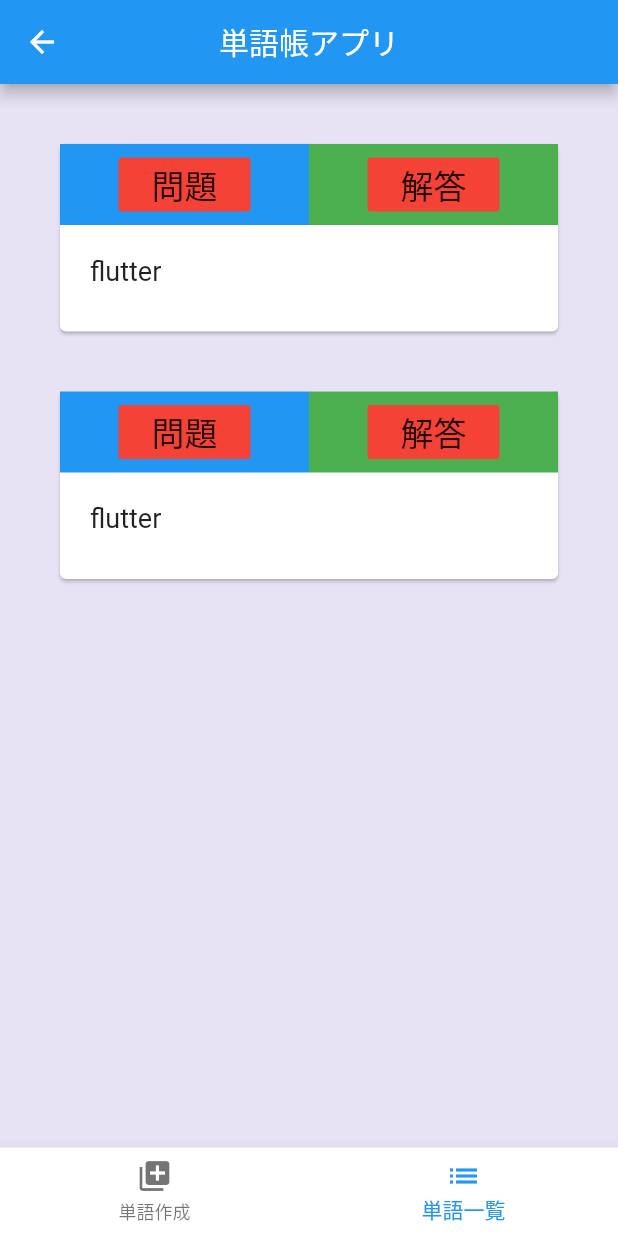
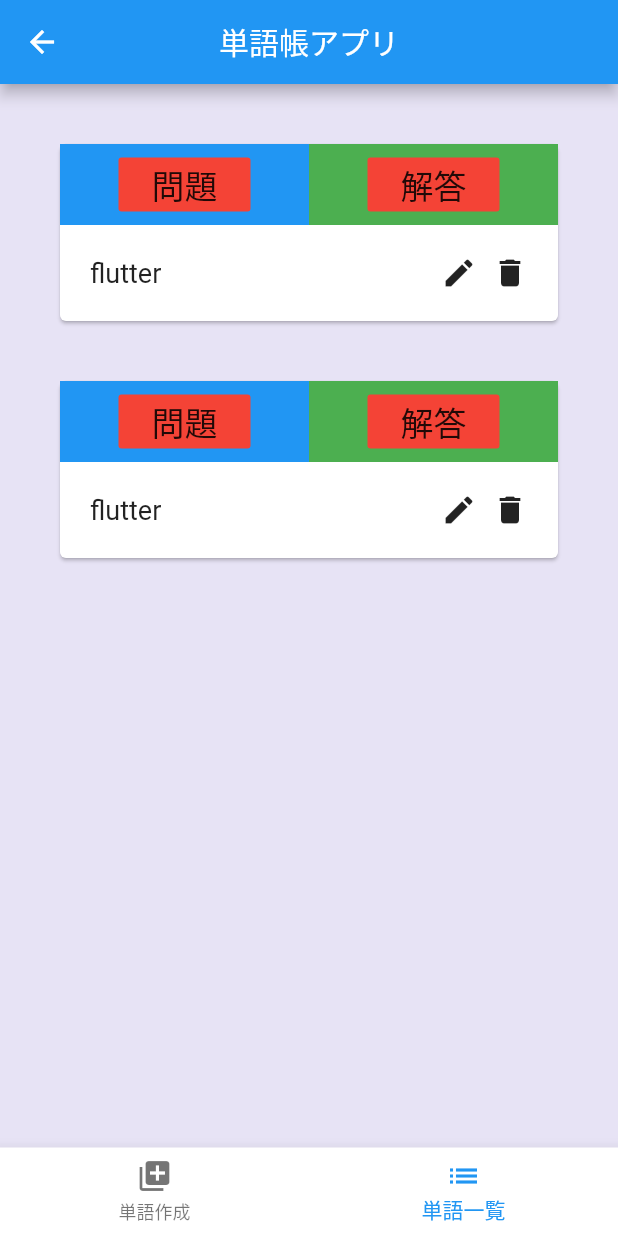
Before and after one commit to asosori/flutter-word-app, a Flutter app: the screen it shows after launch, item 2 of the bottom bar chosen, on a phone screen of 412 x 824 dp. Run offline on Flutter 3.47's test engine with Material 2 defaults, Android fonts, the phone set to English and light mode, and no system bars.

Commit message:
rename and replace local variables and place edit and delete button

```diff
--- a/lib/main.dart
+++ b/lib/main.dart
@@ -34,10 +34,11 @@ class WordCreateScreen extends StatefulWidget {
 
 class _WordCreateScreenState extends State<WordCreateScreen> {
   final controller = TextEditingController();
+  Widget _bodyContent;
 
   @override
   Widget build(BuildContext context) {
-    var container = SingleChildScrollView(
+    _bodyContent = SingleChildScrollView(
       child:
         Container(
           child: Card(
@@ -114,7 +115,7 @@ class _WordCreateScreenState extends State<WordCreateScreen> {
           )
         )
     );
-    return BaseScreen(container: container, index: 0,);
+    return BaseScreen(bodyContent: _bodyContent, index: 0,);
   }
 
   void createWord(){
@@ -129,9 +130,11 @@ class WordListScreen extends StatefulWidget {
 }
 
 class _WordListScreenState extends State<WordListScreen> {
+  Widget _bodyContent;
+
   @override
   Widget build(BuildContext context) {
-    var container = SingleChildScrollView(
+    _bodyContent = SingleChildScrollView(
       child:
         Column(
           children: <Widget>[
@@ -141,7 +144,7 @@ class _WordListScreenState extends State<WordListScreen> {
           ],
         )
     );
-    return BaseScreen(container: container, index: 1,);
+    return BaseScreen(bodyContent: _bodyContent, index: 1,);
   }
 
   void createWord(){
@@ -206,12 +209,25 @@ class _WordState extends State<Word> {
                   Padding(padding: EdgeInsets.all(10),),
                   Container(
                     padding: EdgeInsets.symmetric(vertical: 0, horizontal: 20),
-                    child: Text(
-                      "$word",
-                      style: TextStyle(fontSize: 18),
-                      )
+                    child: Row(
+                      mainAxisAlignment: MainAxisAlignment.spaceBetween,
+                      children: <Widget>[
+                        Text(
+                          "$word",
+                          style: TextStyle(fontSize: 18),
+                        ),
+                        Row(
+                          children: <Widget>[
+                            Icon(Icons.edit),
+                            Padding(padding: EdgeInsets.symmetric(vertical: 0, horizontal: 5),),
+                            Icon(Icons.delete)
+                          ],
+                        )
+                      ]
+                    )
+
                   ),
-                  Padding(padding: EdgeInsets.only(bottom: 30),),
+                  Padding(padding: EdgeInsets.only(bottom: 20),),
                 ]
               )
             )
@@ -247,10 +263,10 @@ class _WordState extends State<Word> {
 }
 
 class BaseScreen extends StatelessWidget{
-  final Widget container;
+  final Widget bodyContent;
   final int index;
 
-  BaseScreen({this.container, this.index});
+  BaseScreen({this.bodyContent, this.index});
 
   @override
   Widget build(BuildContext context){
@@ -260,7 +276,7 @@ class BaseScreen extends StatelessWidget{
         centerTitle: true,
         leading: BackButton(color: Colors.white,),
         ),
-      body: container,
+      body: bodyContent,
       bottomNavigationBar: Theme(
         data: Theme.of(context).copyWith(
           canvasColor: Colors.white,
```
